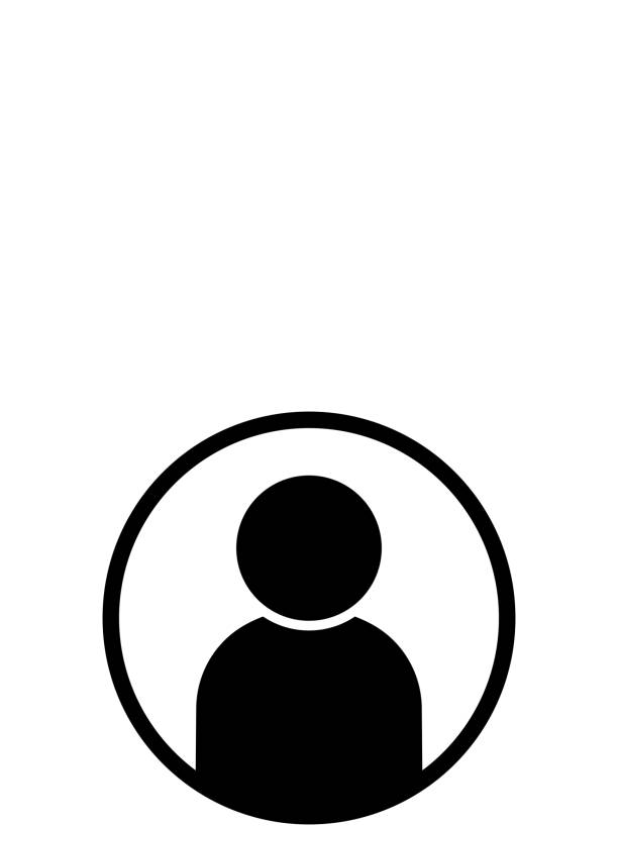
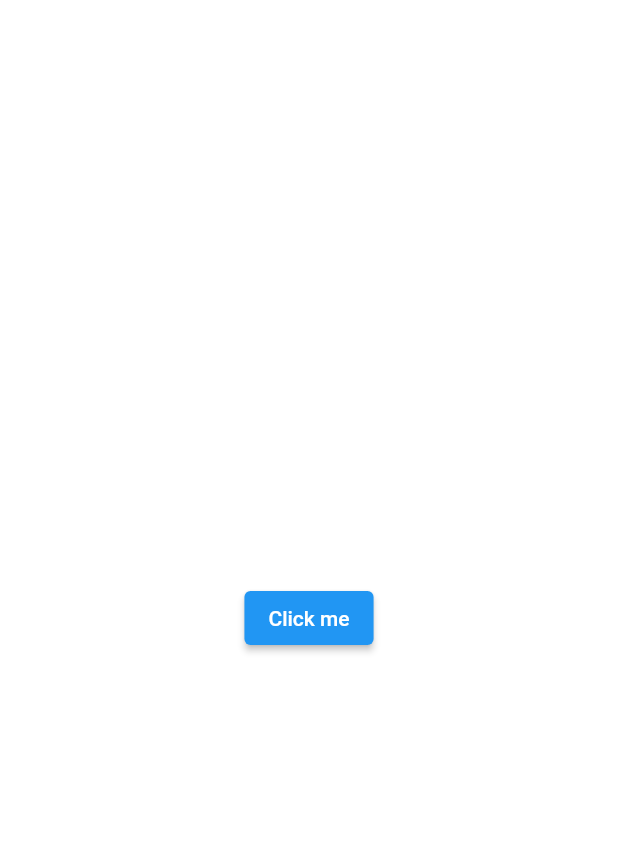
Before and after one commit to scarapia/ITK_Flutter, a Flutter app: the screen it shows after launch, on a phone screen of 412 x 824 dp. Shown: the top 864 px of the screen. Run offline on Flutter 3.47's test engine with Material 2 defaults, Android fonts, the phone set to English and light mode, and no system bars.

Commit message:
04_elevated_button

```diff
--- a/lib/main.dart
+++ b/lib/main.dart
@@ -10,8 +10,13 @@ class MyApp extends StatelessWidget {
     return MaterialApp(
       home: Scaffold(
         backgroundColor: Colors.white,
-        body: Center(
-          child: Container(child: Image.asset('images/image2.jpg')),
+        body: Container(
+          child: Center(
+            child: ElevatedButton(
+              child: Text("Click me"),
+              onPressed: () {},
+            ),
+          ),
         ),
       ),
     );
```
Also changed, not shown: 3 other files.
